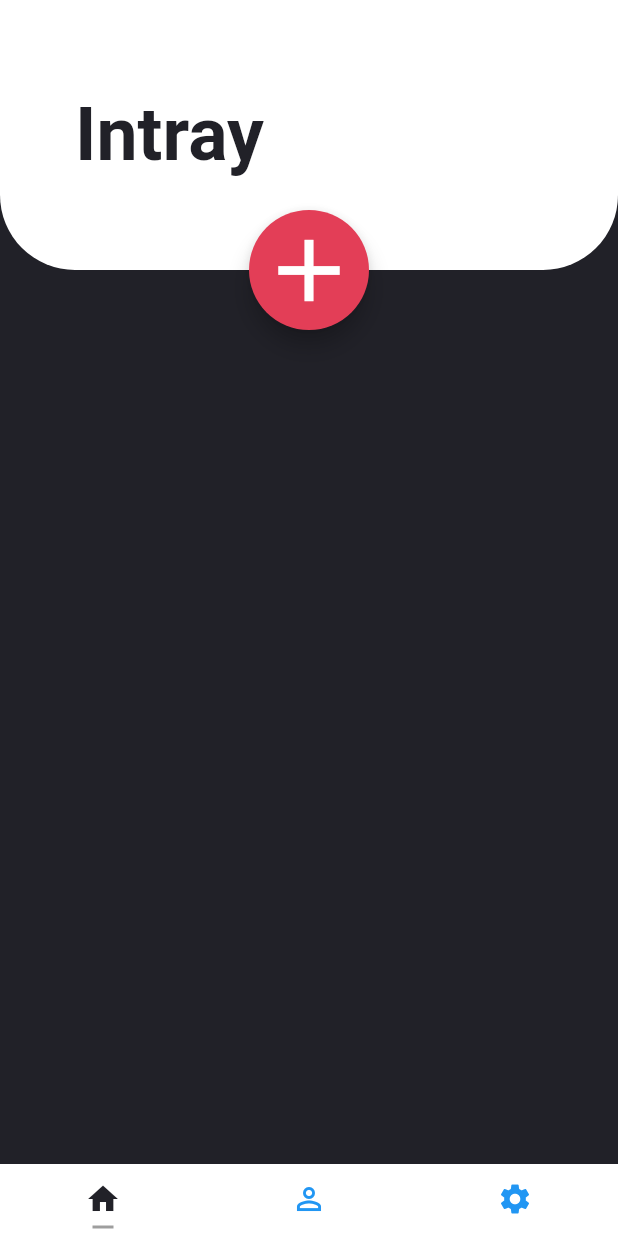
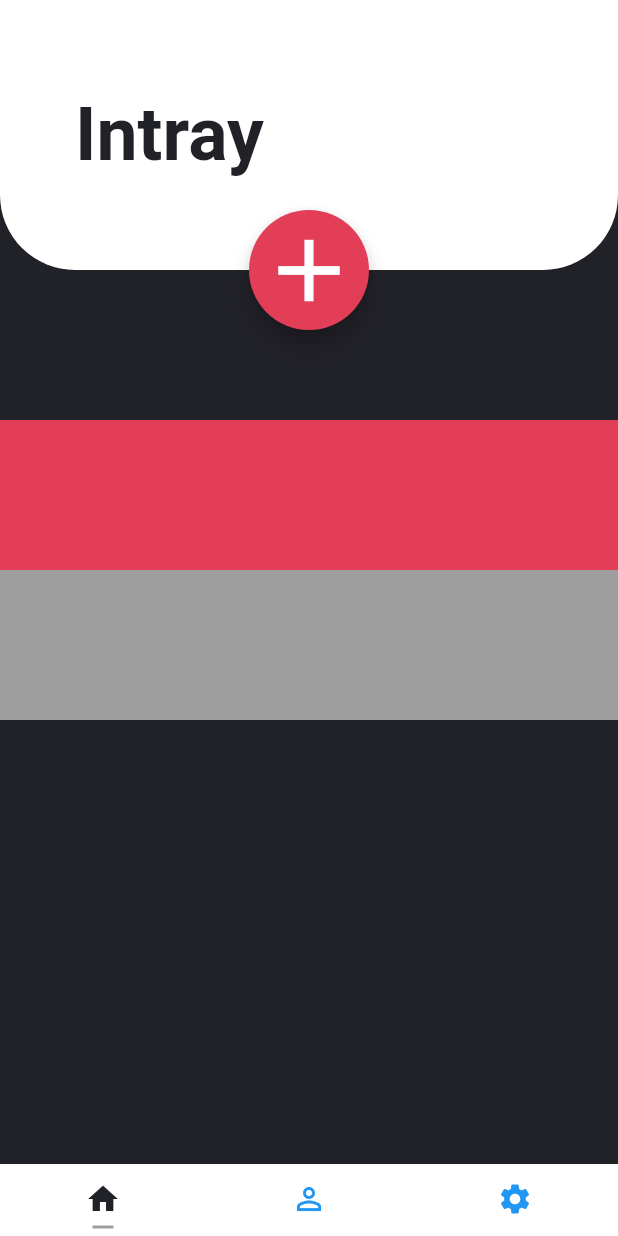
Before and after one commit to wchen1117/todo-app, a Flutter app: the screen it shows after launch, on a phone screen of 412 x 824 dp. Run offline on Flutter 3.47's test engine with Material 2 defaults, Android fonts, the phone set to English and light mode, and no system bars; Roboto replaces fonts that are missing (Avenir).

```diff
--- /dev/null
+++ b/App/todoapp/lib/UI/Intray/intray_page.dart
@@ -0,0 +1,42 @@
+import 'package:flutter/material.dart';
+import 'package:todoapp/models/global.dart';
+
+class IntrayPage extends StatefulWidget {
+
+  @override
+  _IntrayPageState createState() => _IntrayPageState();
+}
+
+class _IntrayPageState extends State<IntrayPage> {
+
+  @override
+  Widget build(BuildContext context) {
+    // This method is rerun every time setState is called, for instance as done
+    // by the _incrementCounter method above.
+    //
+    // The Flutter framework has been optimized to make rerunning build methods
+    // fast, so that you can just rebuild anything that needs updating rather
+    // than having to individually change instances of widgets.
+    return Container(
+      color: darkGreyColor,
+      child: ListView(
+        padding: EdgeInsets.only(top: 280),
+        children: getList(),
+      ),
+    );
+  }
+
+  List<Widget> getList() {
+    return [
+      Container(
+        height: 100,
+        color: redColor,
+      ),
+      Container(
+        height: 100,
+        color: Colors.grey,
+      ),
+
+    ];
+  }
+}
--- a/App/todoapp/lib/main.dart
+++ b/App/todoapp/lib/main.dart
@@ -1,5 +1,6 @@
 import 'package:flutter/material.dart';
 import 'package:flutter/rendering.dart';
+import 'package:todoapp/UI/Intray/intray_page.dart';
 import 'package:todoapp/models/global.dart';
 
 void main() {
@@ -49,9 +50,7 @@ class _MyHomePageState extends State<MyHomePage> {
               children: [
                 TabBarView(
                   children: [
-                    new Container(
-                      color: darkGreyColor,
-                    ),
+                    IntrayPage(),
                     new Container(color: Colors.orange,),
                     new Container(
                       color: Colors.lightGreen,
```
